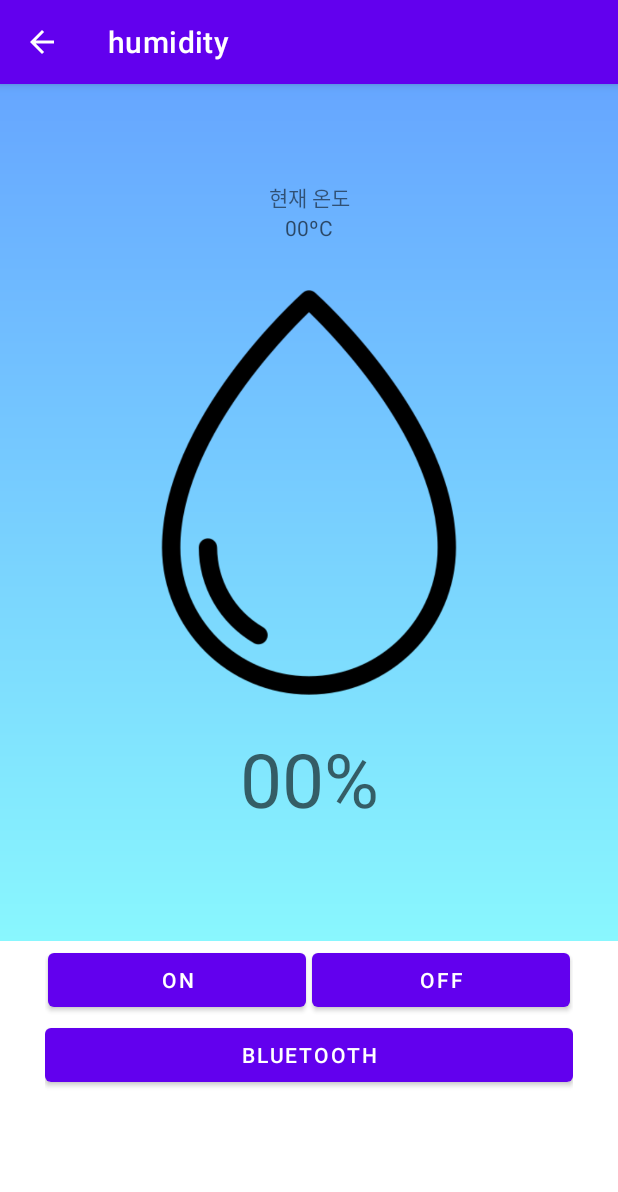
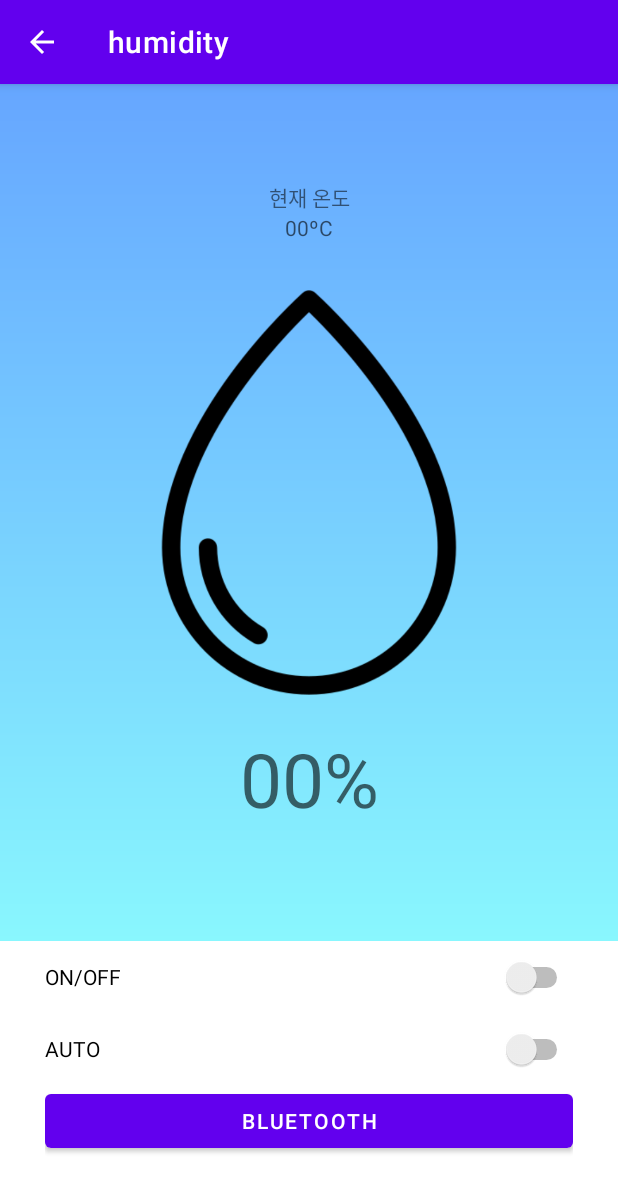
Before and after one commit to OMing06/tooth_app22-01, an Android app: the TemHumActivity screen opened directly, with no data from a screen before it, on a phone screen of 412 x 824 dp. Shown: the top 1192 px of the screen. Run offline under Robolectric (Android 15) with nearby library versions, the phone set to English and light mode, and no system bars.

Commit message:
22-05-09

```diff
--- a/app/build.gradle
+++ b/app/build.gradle
@@ -38,6 +38,7 @@ dependencies {
     implementation 'androidx.constraintlayout:constraintlayout:2.0.4'
     implementation 'androidx.recyclerview:recyclerview:1.2.1'
     implementation 'androidx.cardview:cardview:1.0.0'
+
     implementation 'com.github.dhaval2404:colorpicker:2.0'
     implementation 'com.github.dhaval2404:imagepicker:2.1'
     implementation 'de.hdodenhof:circleimageview:3.1.0'
--- a/app/src/main/java/com/example/tooset_test02/TemHumActivity.java
+++ b/app/src/main/java/com/example/tooset_test02/TemHumActivity.java
@@ -14,8 +14,10 @@ import android.os.Bundle;
 import android.os.Handler;
 import android.view.View;
 import android.widget.Button;
+import android.widget.CompoundButton;
 import android.widget.ImageView;
 import android.widget.LinearLayout;
+import android.widget.Switch;
 import android.widget.TextView;
 import android.widget.Toast;
 
@@ -31,7 +33,9 @@ public class TemHumActivity extends AppCompatActivity {
 
     ImageView img_water;
     TextView tv_tem, tv_hum;
-    Button on_btn, off_btn, bt_btn;
+    //Button on_btn, off_btn, bt_btn;
+    Button bt_btn;
+    Switch switch_onOff, switch_auto;
     LinearLayout gradLayout;
 
     BluetoothAdapter bluetoothAdapter;
@@ -64,12 +68,14 @@ public class TemHumActivity extends AppCompatActivity {
         //img_water2 = findViewById(R.id.img_water2);
         tv_tem = findViewById(R.id.tv_tem);
         tv_hum = findViewById(R.id.tv_hum);
-        on_btn = findViewById(R.id.on_btn);
-        off_btn = findViewById(R.id.off_btn);
+        //on_btn = findViewById(R.id.on_btn);
+        //off_btn = findViewById(R.id.off_btn);
+        switch_onOff = findViewById(R.id.switch_onOff);
         bt_btn = findViewById(R.id.bt_btn);
+        switch_auto = findViewById(R.id.switch_auto);
         gradLayout = findViewById(R.id.gradLayout);
 
-        on_btn.setOnClickListener(new View.OnClickListener() {
+        /*on_btn.setOnClickListener(new View.OnClickListener() {
             @Override
             public void onClick(View v) {
                 Toast.makeText(TemHumActivity.this, "팬을 켭니다.", Toast.LENGTH_SHORT).show();
@@ -83,7 +89,36 @@ public class TemHumActivity extends AppCompatActivity {
                 Toast.makeText(TemHumActivity.this, "팬 작동을 종료합니다.", Toast.LENGTH_SHORT).show();
                 sendData("2");
             }
+        });*/
+
+
+        switch_onOff.setOnCheckedChangeListener(new CompoundButton.OnCheckedChangeListener() {
+            @Override
+            public void onCheckedChanged(CompoundButton buttonView, boolean isChecked) {
+                if(isChecked) {
+                    Toast.makeText(TemHumActivity.this, "팬을 켭니다.", Toast.LENGTH_SHORT).show();
+                    sendData("1");
+                } else {
+                    Toast.makeText(TemHumActivity.this, "팬 작동을 종료합니다.", Toast.LENGTH_SHORT).show();
+                    sendData("2");
+                }
+            }
         });
+
+
+        /*switch_auto.setOnCheckedChangeListener(new CompoundButton.OnCheckedChangeListener() {
+            @Override
+            public void onCheckedChanged(CompoundButton buttonView, boolean isChecked) {
+                if(isChecked == true) { //true면
+                    Toast.makeText(TemHumActivity.this, "Auto 모드로 전환합니다.", Toast.LENGTH_SHORT).show();
+                    sendData("3");
+
+                } else {
+                    Toast.makeText(TemHumActivity.this, "Auto 모드를 종료합니다.", Toast.LENGTH_SHORT).show();
+                    sendData("2");
+                }
+            }
+        });*/
 
         bt_btn.setOnClickListener(new View.OnClickListener() {
             @Override
@@ -91,7 +126,6 @@ public class TemHumActivity extends AppCompatActivity {
                 selectBluetoothDevice();
             }
         });
-
 
         //위치권한 허용 코드. 없으면 나중에 주변장치 검색이 되지 않는다.
         String[] permission_list = {
@@ -226,11 +260,33 @@ public class TemHumActivity extends AppCompatActivity {
                                         public void run() {
 
                                             array = message.split(",", 3);
-                                            tv_hum.setText(array[0] + "%");
-                                            tv_tem.setText(array[1] + "ºC");
 
-                                            humi=Integer.parseInt(array[0]);
-                                            temp=Integer.parseInt(array[1]);
+                                            tv_hum.setText(array[1] + "%");
+                                            tv_tem.setText(array[0] + "ºC");
+
+                                            humi=Integer.parseInt(array[1]);
+                                            temp=Integer.parseInt(array[0]);
+
+
+
+                                            switch_auto.setOnCheckedChangeListener(new CompoundButton.OnCheckedChangeListener() {
+                                                @Override
+                                                public void onCheckedChanged(CompoundButton buttonView, boolean isChecked) {
+                                                    if(isChecked == true) { //true면
+                                                        Toast.makeText(TemHumActivity.this, "Auto 모드로 전환합니다.", Toast.LENGTH_SHORT).show();
+                                                        sendData("3");
+
+                                                    } else {
+                                                        Toast.makeText(TemHumActivity.this, "Auto 모드를 종료합니다.", Toast.LENGTH_SHORT).show();
+                                                        sendData("2");
+                                                    }
+                                                }
+                                            });
+
+
+
+
+
 
                                             if(humi > 57) {
                                                 img_water.setImageResource(R.drawable.humidity2);
--- a/app/src/main/res/layout/activity_tem_hum.xml
+++ b/app/src/main/res/layout/activity_tem_hum.xml
@@ -63,24 +63,27 @@
             android:layout_width="match_parent"
             android:layout_height="wrap_content"
             android:layout_marginLeft="30dp"
-            android:layout_marginRight="30dp">
+            android:layout_marginRight="30dp"
+            android:orientation="vertical">
 
-            <Button
-                android:id="@+id/on_btn"
-                android:layout_width="wrap_content"
-                android:layout_height="match_parent"
-                android:layout_margin="2dp"
+            <Switch
+                android:id="@+id/switch_onOff"
+                android:layout_width="match_parent"
+                android:layout_height="wrap_content"
                 android:layout_weight="1"
-                android:text="ON" />
+                android:minWidth="48dp"
+                android:minHeight="48dp"
+                android:switchPadding="30dp"
+                android:text="ON/OFF" />
 
-            <Button
-                android:id="@+id/off_btn"
-                android:layout_width="wrap_content"
-                android:layout_height="match_parent"
-                android:layout_margin="2dp"
-                android:layout_weight="1"
-                android:text="OFF" />
-
+            <Switch
+                android:id="@+id/switch_auto"
+                android:layout_width="match_parent"
+                android:layout_height="wrap_content"
+                android:minWidth="48dp"
+                android:minHeight="48dp"
+                android:switchPadding="30dp"
+                android:text="AUTO" />
         </LinearLayout>
 
         <LinearLayout
@@ -96,6 +99,7 @@
                 android:layout_height="wrap_content"
                 android:layout_weight="1"
                 android:text="Bluetooth" />
+
         </LinearLayout>
 
     </LinearLayout>
```
